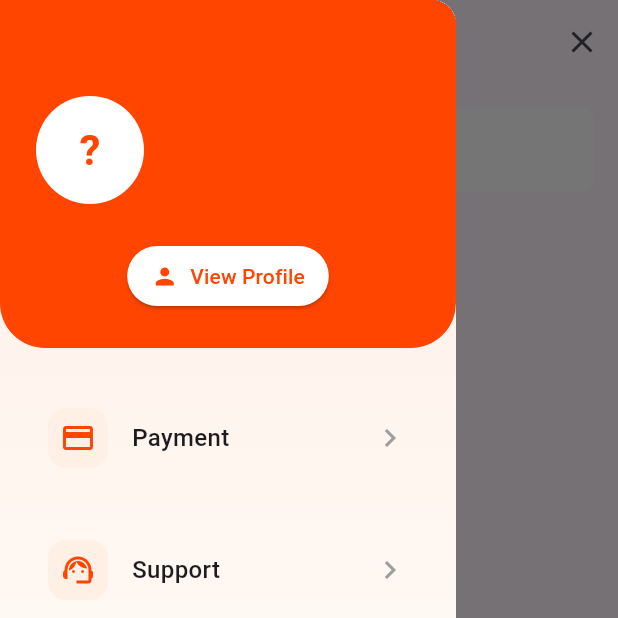
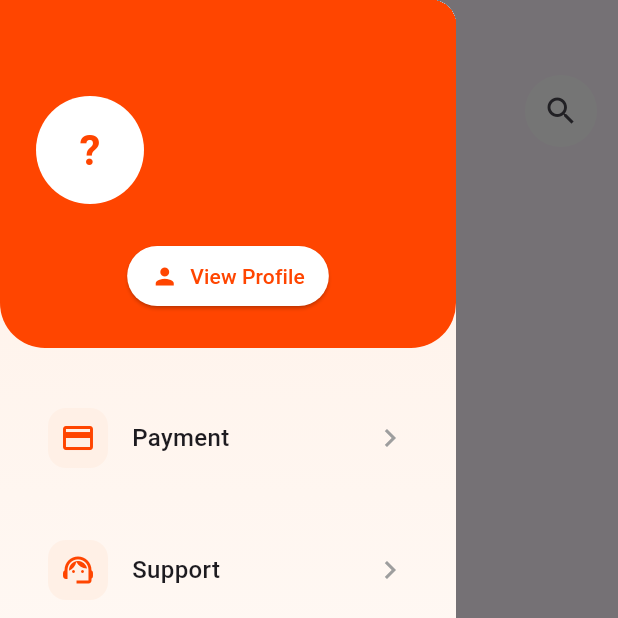
Before and after one commit to Jason-Kaleb/BusBuddy, a Flutter app: the MapPage screen opened by its route, with the side drawer open, on a phone screen of 412 x 824 dp, the top half of it. Run offline on Flutter 3.47's test engine with Material 3 defaults, Android fonts, the phone set to English and light mode, and no system bars; our stand-ins replace dio, firebase_auth, firebase_core, firebase_database, flutter_map, fluttertoast and 3 more; missing offline and left inert: flutter_polyline_points, flutter_stripe; accounts and stored records are empty; generated files the repository leaves out were written again.

Commit message:
Removed AppBar from map_page.dart

```diff
--- a/BusBuddy/lib/views/map_page.dart
+++ b/BusBuddy/lib/views/map_page.dart
@@ -27,7 +27,7 @@ class _MapPageState extends State<MapPage> {
   List<Map<String, dynamic>> _busStops = [];
 
   List<String> _filteredBusStopNames = [];
-  bool _showSearch = true;
+  bool _showSearch = false;
 
   @override
   void initState() {
@@ -47,6 +47,19 @@ class _MapPageState extends State<MapPage> {
   Widget _buildSearchFeature() {
     return Padding(
       padding: const EdgeInsets.all(16.0),
+      child: Container(
+        width: 20,
+        decoration: BoxDecoration(
+          color: Colors.white,
+          borderRadius: BorderRadius.circular(8.0),
+          boxShadow: const [
+            BoxShadow(
+              color: Colors.black12,
+              blurRadius: 8,
+              offset: Offset(0, 4),
+            ),
+          ],
+        ),
         child: Column(
           mainAxisSize: MainAxisSize.min,
           children: [
@@ -54,6 +67,14 @@ class _MapPageState extends State<MapPage> {
               decoration: InputDecoration(
                 hintText: 'Search for a bus stop',
                 prefixIcon: const Icon(Icons.search),
+                suffixIcon: IconButton(
+                  icon: Icon(_showSearch ? Icons.close : Icons.search),
+                  onPressed: () {
+                    setState(() {
+                      _showSearch = !_showSearch;
+                    });
+                  },
+                ),
                 filled: true,
                 fillColor: Colors.white,
                 border: OutlineInputBorder(
@@ -99,6 +120,7 @@ class _MapPageState extends State<MapPage> {
               ),
           ],
         ),
+      ),
     );
   }
 
@@ -118,28 +140,6 @@ class _MapPageState extends State<MapPage> {
             child: const CustomDrawer(),
           ),
         ),
-      ),
-      appBar: AppBar(
-        leading: IconButton(
-          icon: const Icon(Icons.menu),
-          onPressed: () {
-            _scaffoldKey.currentState?.openDrawer();
-            setState(() {
-              _showSearch = false;
-            });
-          },
-        ),
-        title: const Text('Map Page'),
-        actions: [
-          IconButton(
-            icon: Icon(_showSearch ? Icons.close : Icons.search),
-            onPressed: () {
-              setState(() {
-                _showSearch = !_showSearch;
-              });
-            },
-          ),
-        ],
       ),
       body: Stack(
         children: [
@@ -173,11 +173,49 @@ class _MapPageState extends State<MapPage> {
                       ),
                     },
                     polylines: Set<Polyline>.of(polylines.values),
+                    myLocationButtonEnabled: true,
+                    zoomControlsEnabled: false,
+                  ),
+          ),
+          Positioned(
+            left: 15,
+            top: 50,
+            child: Ink(
+              decoration: const ShapeDecoration(
+                color: Colors.white,
+                shape: CircleBorder(),
+              ),
+              child: IconButton(
+                icon: const Icon(
+                  Icons.menu,
+                  color: Colors.black,
+                ),
+                iconSize: 35.0,
+                onPressed: () => _scaffoldKey.currentState?.openDrawer(),
+              ),
+            ),
+          ),
+          Positioned(
+            left: 350,
+            top: 50,
+            child: Ink(
+              decoration: const ShapeDecoration(
+                color: Colors.white,
+                shape: CircleBorder(),
+              ),
+              child: IconButton(
+                icon: Icon(_showSearch ? Icons.close : Icons.search),
+                onPressed: () {
+                  setState(() {
+                    _showSearch = !_showSearch;
+                  });
+                },
+              ),
             ),
           ),
           if (_showSearch)
             Positioned(
-              top: 0,
+              top: 30,
               left: 0,
               right: 0,
               child: _buildSearchFeature(),
```
Lines whose indentation alone changed are shown as unchanged.
